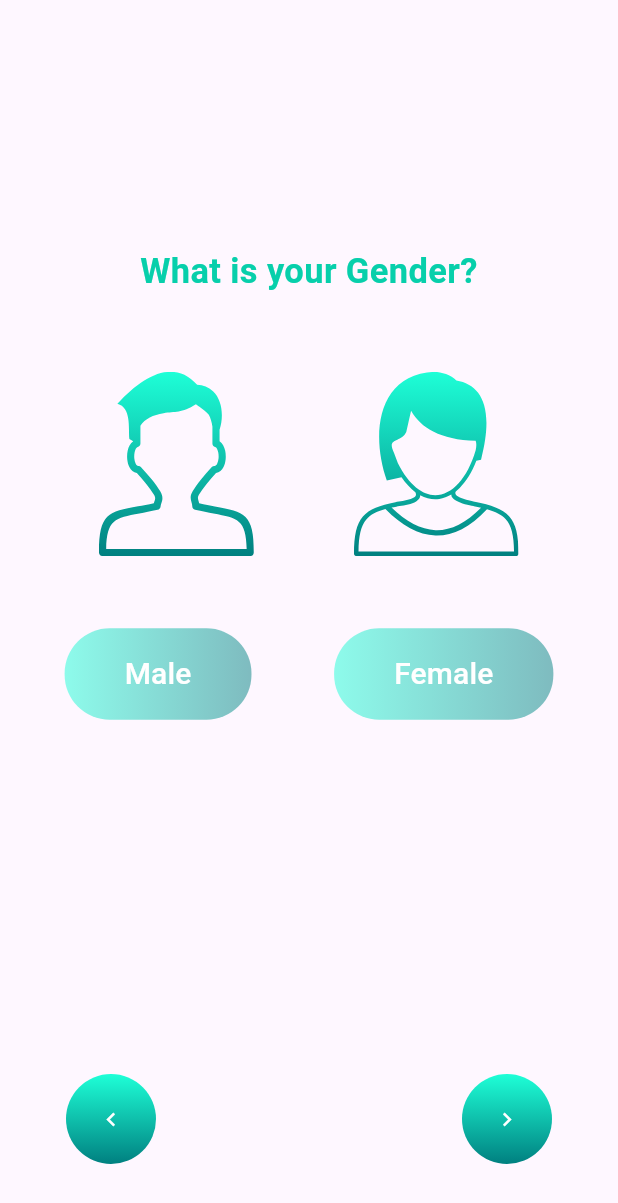
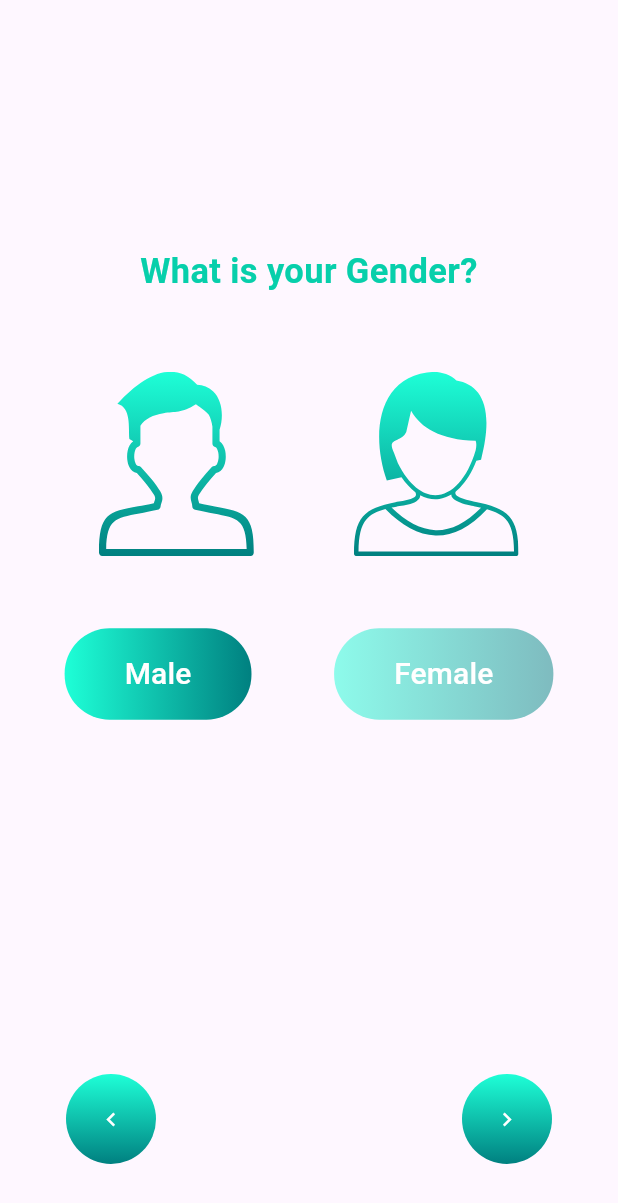
Before and after one commit to VikramNaik26/Health_app, a Flutter app: the UserInfoPage screen opened by its route, after a tap on the "chevron right" icon, after a tap on "Male", on a phone screen of 412 x 824 dp. Shown: the top 1203 px of the screen. Run offline on Flutter 3.47's test engine with Material 3 defaults, Android fonts, the light colour scheme and no system bars; our stand-ins replace auto_route, flutter_svg.

Commit message:
gender button and textField

```diff
--- a/lib/screens/user_screen.dart
+++ b/lib/screens/user_screen.dart
@@ -2,7 +2,6 @@ import 'package:auto_route/auto_route.dart';
 import 'package:flutter/material.dart';
 import 'package:health_app/routes/app_router.dart';
 import 'package:health_app/widgets/app_text.dart';
-import 'package:health_app/widgets/inpu_field.dart';
 import 'package:health_app/widgets/user_gender_card.dart';
 import 'package:health_app/widgets/user_card.dart';
 
@@ -15,7 +14,15 @@ class UserInfoPage extends StatefulWidget {
 }
 
 class _UserInfoPageState extends State<UserInfoPage> {
+  String? selectedGender;
   int index = 0;
+
+  final TextEditingController nameController = TextEditingController();
+  final TextEditingController ageController = TextEditingController();
+  final TextEditingController weightController = TextEditingController();
+  final TextEditingController heightController = TextEditingController();
+  final TextEditingController activityController = TextEditingController();
+  final TextEditingController temperatureController = TextEditingController();
 
   void updateIndex(int newIndex) {
     setState(() {
@@ -26,37 +33,49 @@ class _UserInfoPageState extends State<UserInfoPage> {
   @override
   Widget build(BuildContext context) {
     List<Widget> userDetails = [
-      const UserCard(
+      UserCard(
         subQuestion: 'How can we address you?',
         svgPath: 'assets/icons/Group.svg',
         hintText: 'Type your name',
         question: 'Let\'s Get To Know You Better',
+        controller: nameController,
       ),
-      const UserGenderCard(),
-      const UserCard(
+      UserGenderCard(
+        onGenderSelected: (gender) {
+          setState(() {
+            selectedGender = gender;
+          });
+        },
+      ),
+      UserCard(
         svgPath: 'assets/icons/date-of-birth-icon.svg',
         question: 'Enter your Age?',
         hintText: 'Type your age',
+        controller: ageController,
       ),
-      const UserCard(
+      UserCard(
         svgPath: 'assets/icons/body-weight-scales-icon.svg',
         question: 'What is your current Weight?',
-        hintText: 'Type your weight',
+        hintText: 'Type your weight in kg',
+        controller: weightController,
       ),
-      const UserCard(
+      UserCard(
         svgPath: 'assets/icons/measure-height-icon.svg',
         question: 'What is your current Height?',
-        hintText: 'Type your height',
+        hintText: 'Type your height in cm',
+        controller: heightController,
       ),
-      const UserCard(
+      UserCard(
         svgPath: 'assets/icons/compass-active.svg',
         question: 'How active you are?',
-        hintText: 'Use Dropdown menu',
+        hintText: 'Type your active status',
+        controller: activityController,
       ),
-      const UserCard(
+      UserCard(
         svgPath: 'assets/icons/temperature-low.svg',
         question: 'What is your current Temperature?',
-        hintText: 'Use Dropdown menu',
+        hintText: 'Type the current Temperature in °C',
+        controller: temperatureController,
       ),
     ];
 
@@ -147,8 +166,16 @@ class _UserInfoPageState extends State<UserInfoPage> {
                         ),
                       ),
                       onPressed: () {
-                        // Handle the button press at the last index
-                        context.router.push(const ResultRoute());
+                        context.router.push(
+                          ResultRoute(
+                            nameController: nameController,
+                            ageController: ageController,
+                            weightController: weightController,
+                            heightController: heightController,
+                            activityController: activityController,
+                            temperatureController: temperatureController,
+                          ),
+                        );
                       },
                     ),
                 ],
--- a/lib/widgets/inpu_field.dart
+++ b/lib/widgets/inpu_field.dart
@@ -4,29 +4,17 @@ class InputField extends StatefulWidget {
   const InputField({
     super.key,
     required this.hintText,
+    this.controller,
   });
 
   final String hintText;
+  final TextEditingController? controller;
 
   @override
   State<InputField> createState() => _InputFieldState();
 }
 
 class _InputFieldState extends State<InputField> {
-  late final TextEditingController _userDetails;
-
-  @override
-  void initState() {
-    super.initState();
-    _userDetails = TextEditingController();
-  }
-
-  @override
-  void dispose() {
-    _userDetails.dispose();
-    super.dispose();
-  }
-
   @override
   Widget build(BuildContext context) {
     return Container(
@@ -42,7 +30,7 @@ class _InputFieldState extends State<InputField> {
         borderRadius: BorderRadius.circular(30),
       ),
       child: TextField(
-        controller: _userDetails,
+        controller: widget.controller ?? TextEditingController(),
         textAlign: TextAlign.center,
         decoration: InputDecoration(
           contentPadding: const EdgeInsets.symmetric(vertical: 22),
--- a/lib/widgets/user_card.dart
+++ b/lib/widgets/user_card.dart
@@ -11,12 +11,14 @@ class UserCard extends StatelessWidget {
     required this.svgPath,
     required this.question,
     required this.hintText,
+    required this.controller,
   });
 
   final String subQuestion;
   final String svgPath;
   final String question;
   final String hintText;
+  final TextEditingController controller;
 
   @override
   Widget build(BuildContext context) {
@@ -53,6 +55,7 @@ class UserCard extends StatelessWidget {
         ),
         InputField(
           hintText: hintText,
+          controller: controller,
         ),
       ],
     );
--- a/lib/widgets/user_gender_card.dart
+++ b/lib/widgets/user_gender_card.dart
@@ -3,10 +3,25 @@ import 'package:flutter_svg/svg.dart';
 import 'package:health_app/widgets/app_large_text.dart';
 import 'package:health_app/widgets/app_text.dart';
 
-class UserGenderCard extends StatelessWidget {
+class UserGenderCard extends StatefulWidget {
   const UserGenderCard({
     super.key,
+    required this.onGenderSelected,
   });
+
+  final void Function(String?) onGenderSelected;
+
+  @override
+  State<UserGenderCard> createState() => _UserGenderCardState();
+}
+
+class _UserGenderCardState extends State<UserGenderCard> {
+  String? selectedGender;
+
+  /* void onGenderSelected() {
+    // Handle the selected gender value, e.g., print it
+    print('Selected Gender: $selectedGender');
+  } */
 
   @override
   Widget build(BuildContext context) {
@@ -39,11 +54,29 @@ class UserGenderCard extends StatelessWidget {
         const SizedBox(
           height: 40,
         ),
-        const Row(
+        Row(
           mainAxisAlignment: MainAxisAlignment.spaceEvenly,
           children: [
-            GenderButton(gender: 'Male'),
-            GenderButton(gender: 'Female')
+            GenderButton(
+              gender: 'Male',
+              isSelected: selectedGender == 'Male',
+              onPressed: () {
+                setState(() {
+                  selectedGender = 'Male';
+                });
+                widget.onGenderSelected(selectedGender);
+              },
+            ),
+            GenderButton(
+              gender: 'Female',
+              isSelected: selectedGender == 'Female',
+              onPressed: () {
+                setState(() {
+                  selectedGender = 'Female';
+                });
+                widget.onGenderSelected(selectedGender);
+              },
+            )
           ],
         )
       ],
@@ -55,28 +88,40 @@ class GenderButton extends StatelessWidget {
   const GenderButton({
     super.key,
     required this.gender,
+    required this.onPressed,
+    required this.isSelected,
   });
 
   final String gender;
+  final bool isSelected;
+  final VoidCallback onPressed;
 
   @override
   Widget build(BuildContext context) {
     return TextButton(
-      onPressed: () {},
+      onPressed: () {
+        onPressed();
+      },
       child: Container(
         padding: const EdgeInsets.symmetric(
           vertical: 16,
           horizontal: 40,
         ),
         decoration: BoxDecoration(
-          borderRadius: BorderRadius.circular(30),
-          gradient: const LinearGradient(
-            colors: [
-              Color.fromRGBO(30, 255, 215, 0.50),
-              Color.fromRGBO(0, 128, 128, 0.50),
-            ],
-          ),
-        ),
+            borderRadius: BorderRadius.circular(30),
+            gradient: isSelected
+                ? const LinearGradient(
+                    colors: [
+                      Color.fromRGBO(30, 255, 215, 1),
+                      Color.fromRGBO(0, 128, 128, 1),
+                    ],
+                  )
+                : const LinearGradient(
+                    colors: [
+                      Color.fromRGBO(30, 255, 215, 0.50),
+                      Color.fromRGBO(0, 128, 128, 0.50),
+                    ],
+                  )),
         child: AppText(
           text: gender,
           color: Colors.white,
```
Also changed, not shown: lib/routes/app_router.dart (+9 -1 lines), lib/screens/result_screen.dart (+55 -6 lines), lib/routes/app_router.gr.dart.
